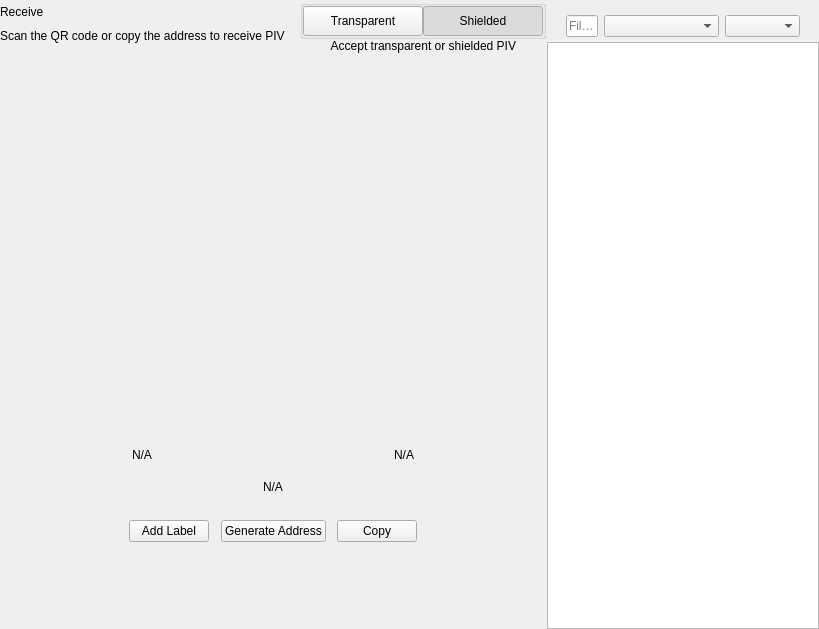
Old version of the form src/qt/pcoin/forms/receivewidget.ui in the repository pcoinproject/pcoin.
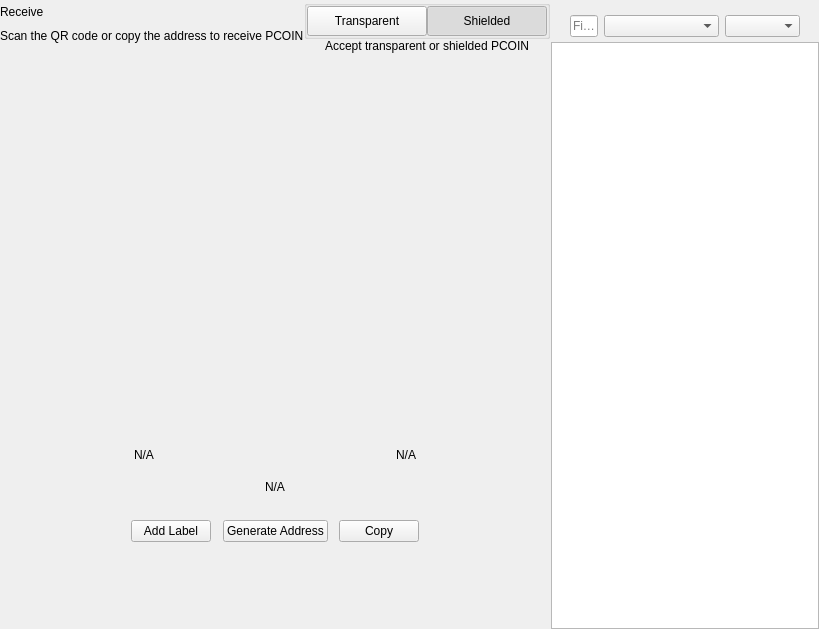
New version of the form. Custom widgets are drawn as their Qt base class.

Commit message: Port to pcoin (code)

What changed in the file:
```diff
--- a/src/qt/pcoin/forms/receivewidget.ui
+++ b/src/qt/pcoin/forms/receivewidget.ui
@@ -78,7 +78,7 @@
             <item alignment="Qt::AlignTop">
              <widget class="QLabel" name="labelSubtitle1">
               <property name="text">
-               <string>Scan the QR code or copy the address to receive PIV</string>
+               <string>Scan the QR code or copy the address to receive PCOIN</string>
               </property>
              </widget>
             </item>
@@ -201,7 +201,7 @@
              <item alignment="Qt::AlignHCenter|Qt::AlignTop">
               <widget class="QLabel" name="labelSubtitle2">
                <property name="text">
-                <string>Accept transparent or shielded PIV</string>
+                <string>Accept transparent or shielded PCOIN</string>
                </property>
                <property name="alignment">
                 <set>Qt::AlignRight|Qt::AlignTrailing|Qt::AlignVCenter</set>
```
Left out of the diff: 2 changed lines with no effect on the pictures. The commit also changes 928 other files.
